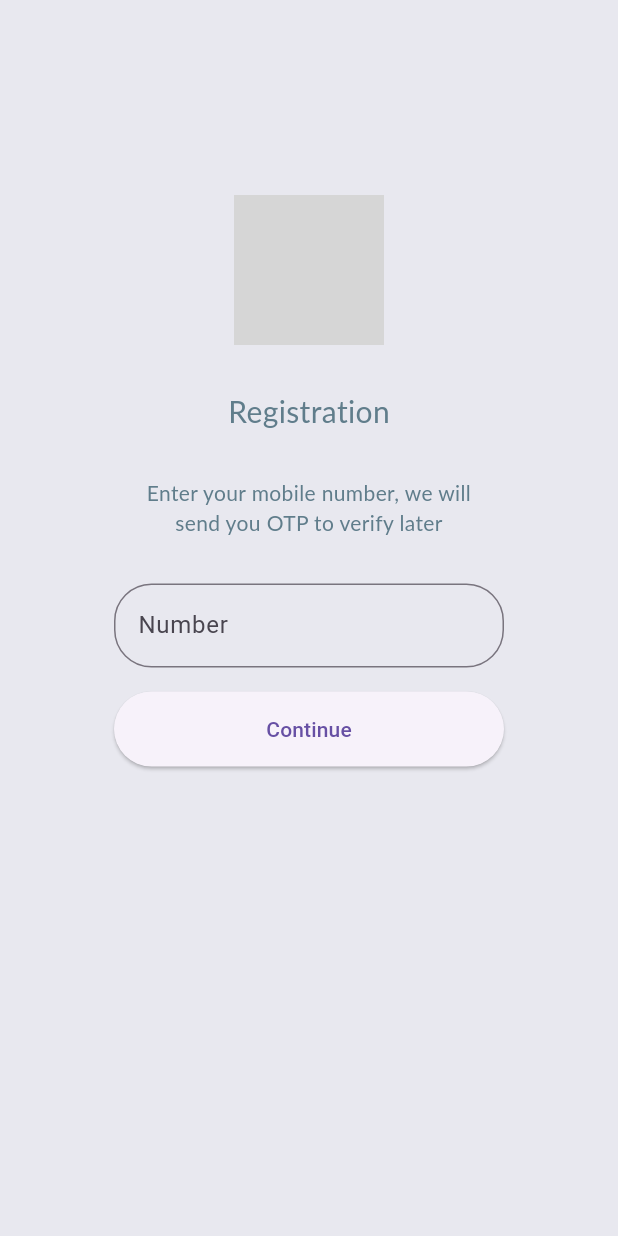
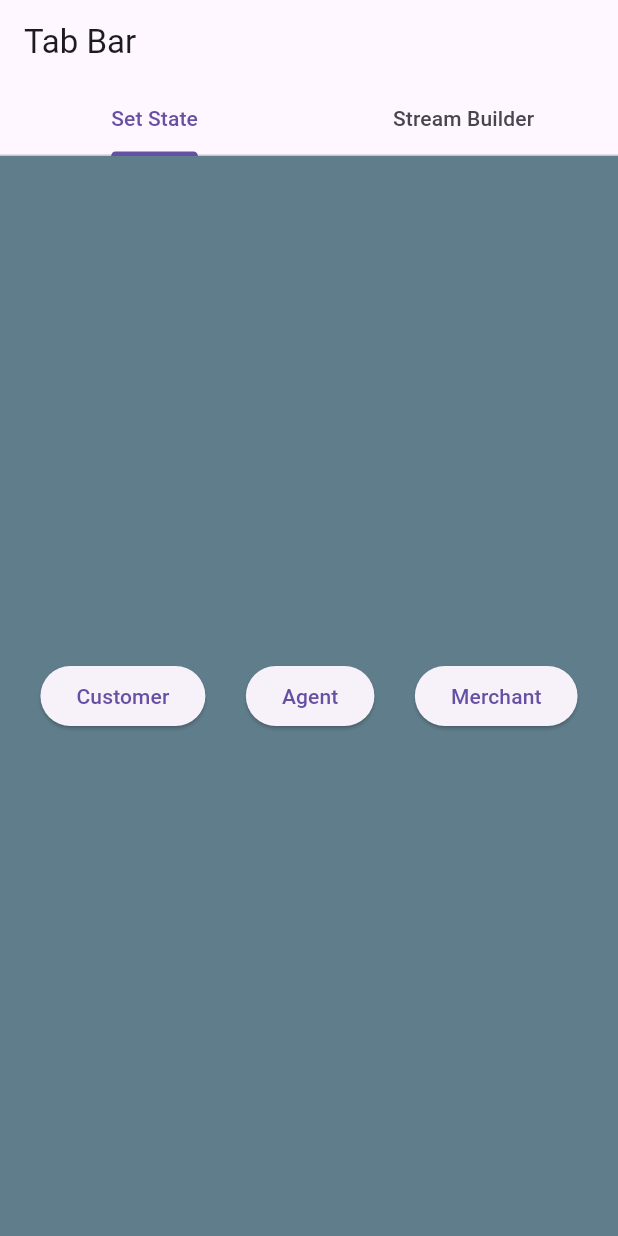
Before and after one commit to chaitanya40011/RegistrationScreens, a Flutter app: the screen it shows after launch, on a phone screen of 412 x 824 dp. Run offline on Flutter 3.47's test engine with Material 3 defaults, Android fonts, the phone set to English and light mode, and no system bars; Roboto replaces fonts that are missing (Lato); grey boxes are pictures that could not be loaded.

Commit message:
completed tap bar

```diff
--- a/lib/main.dart
+++ b/lib/main.dart
@@ -1,17 +1,166 @@
-import 'package:assignment_4/src/views/number_screen.dart';
+import 'dart:async';
+
 import 'package:flutter/material.dart';
 
 void main() {
-  runApp(MyApp());
+  runApp(const MyApp());
 }
 
 class MyApp extends StatelessWidget {
-  const MyApp({super.key});
+  const MyApp({Key? key}) : super(key: key);
 
   @override
   Widget build(BuildContext context) {
     return const MaterialApp(
-      home: NumberScreen(),
+      home: MyTabBar(),
     );
   }
 }
+
+class MyTabBar extends StatefulWidget {
+  const MyTabBar({Key? key}) : super(key: key);
+
+  @override
+  State<MyTabBar> createState() => _MyTabBarState();
+}
+
+class _MyTabBarState extends State<MyTabBar> {
+  @override
+  Widget build(BuildContext context) {
+    return DefaultTabController(
+      length: 2,
+      child: Scaffold(
+        appBar: AppBar(
+          title: const Text('Tab Bar'),
+          bottom: const TabBar(
+            tabs: [
+              Tab(text: 'Set State'),
+              Tab(text: 'Stream Builder'),
+            ],
+          ),
+        ),
+        body: const TabBarView(
+          children: [
+            SetState(),
+            StreamBuilderExample(),
+          ],
+        ),
+      ),
+    );
+  }
+}
+
+class SetState extends StatefulWidget {
+  const SetState({Key? key}) : super(key: key);
+
+  @override
+  State<SetState> createState() => _SetState();
+}
+
+class _SetState extends State<SetState> {
+  Color backgroundColor = Colors.blueGrey;
+
+  void changeColor(Color color) {
+    setState(() {
+      backgroundColor = color;
+    });
+  }
+
+  @override
+  Widget build(BuildContext context) {
+    return Scaffold(
+      backgroundColor: backgroundColor,
+      body: Center(
+        child: Row(
+          mainAxisAlignment: MainAxisAlignment.spaceEvenly,
+          children: [
+            ElevatedButton(
+              onPressed: () => changeColor(Colors.white),
+              child: const Text('Customer'),
+            ),
+            ElevatedButton(
+              onPressed: () => changeColor(Colors.redAccent),
+              child: const Text('Agent'),
+            ),
+            ElevatedButton(
+              onPressed: () => changeColor(Colors.green),
+              child: const Text('Merchant'),
+            ),
+          ],
+        ),
+      ),
+    );
+  }
+}
+
+class StreamBuilderExample extends StatefulWidget {
+  const StreamBuilderExample({Key? key}) : super(key: key);
+
+  @override
+  State<StreamBuilderExample> createState() => _StreamBuilderExampleState();
+}
+
+class _StreamBuilderExampleState extends State<StreamBuilderExample> {
+  final StreamController<bool> _checkBoxController = StreamController();
+  Stream<bool> get _checkBoxStream => _checkBoxController.stream;
+
+  @override
+  void dispose() {
+    _checkBoxController.close();
+    super.dispose();
+  }
+
+  @override
+  Widget build(BuildContext context) {
+    return Scaffold(
+      appBar: AppBar(
+        title: const Text("Checkbox with stream builder"),
+      ),
+      body: Padding(
+        padding: const EdgeInsets.all(20),
+        child: Column(
+          mainAxisAlignment: MainAxisAlignment.center,
+          children: <Widget>[
+            const TextField(
+              decoration: InputDecoration(
+                border: OutlineInputBorder(),
+                labelText: "Name",
+              ),
+            ),
+            const SizedBox(height: 10,),
+            const TextField(
+              decoration: InputDecoration(
+                border: OutlineInputBorder(),
+                labelText: "Phone",
+              ),
+            ),
+            const SizedBox(height: 10,),
+            Row(
+              mainAxisAlignment: MainAxisAlignment.start,
+              children: [
+                const Text("Accept"),
+                StreamBuilder(
+                  stream: _checkBoxStream,
+                  initialData: false,
+                  builder: (BuildContext context, AsyncSnapshot<bool> snapshot ){
+                    return Checkbox(
+                        value: snapshot.data,
+                        onChanged: (changedValue){
+                          _checkBoxController.sink.add(changedValue!);
+                        }
+                    );
+                  },
+                ),
+              ],
+            ),
+            const SizedBox(height: 10,),
+            ElevatedButton(
+              onPressed: (){},
+              child: const Text("Submit"),
+            ),
+          ],
+        ),
+      ),
+    );
+  }
+}
```
